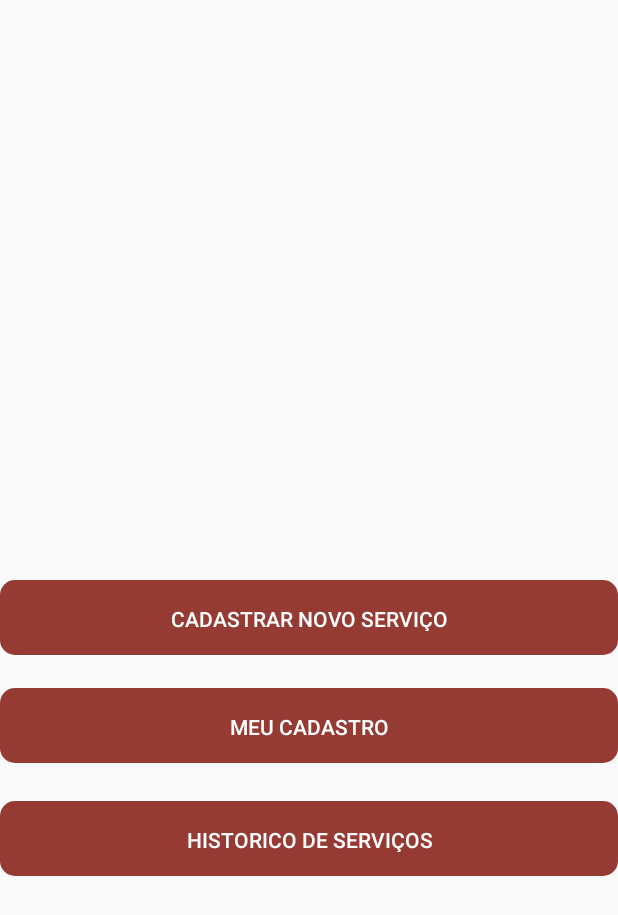
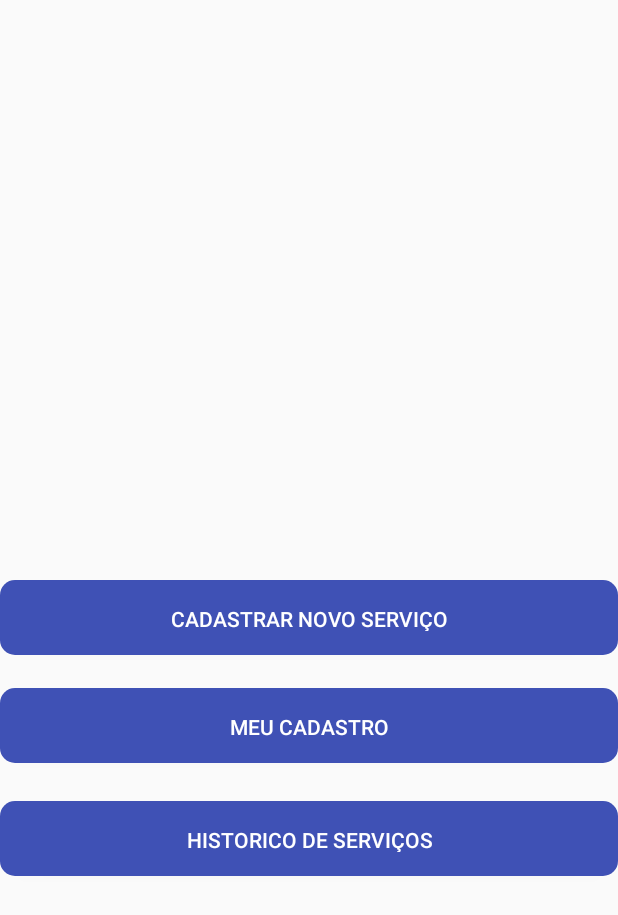
Before and after one commit to BrunoFelix/JoinService, an Android app: the TelaPrincipal screen opened directly, with no data from a screen before it, on a phone screen of 412 x 824 dp. Shown: the top 915 px of the screen. Run offline under Robolectric (Android 15) with nearby library versions, the phone set to English and light mode, and no system bars.

Commit message:
Alteração da Logo e Cor basica do Projeto (Definitivo)

```diff
--- a/app/src/main/res/layout/activity_tela_login.xml
+++ b/app/src/main/res/layout/activity_tela_login.xml
@@ -19,7 +19,7 @@
                         <ImageView
                             android:layout_width="match_parent"
                             android:layout_height="117dp"
-                            android:src="@drawable/logo"/>
+                            android:src="@drawable/logomao2"/>
                 <ImageView
                     android:layout_width="match_parent"
                     android:layout_height="match_parent"
--- a/app/src/main/res/values/colors.xml
+++ b/app/src/main/res/values/colors.xml
@@ -1,8 +1,8 @@
 <?xml version="1.0" encoding="utf-8"?>
 <resources>
     <color name="colorButtonFacebook">#3F51B5</color>
-    <color name="colorPrimary">#963b33</color>
-    <color name="colorPrimaryDark">#83342d</color>
+    <color name="colorPrimary">#FF3F51B5</color>
+    <color name="colorPrimaryDark">#303f97</color>
     <color name="colorAccent">#FF4081</color>
     <color name="colorFundoBranco">#ffffff</color>
 </resources>
```
